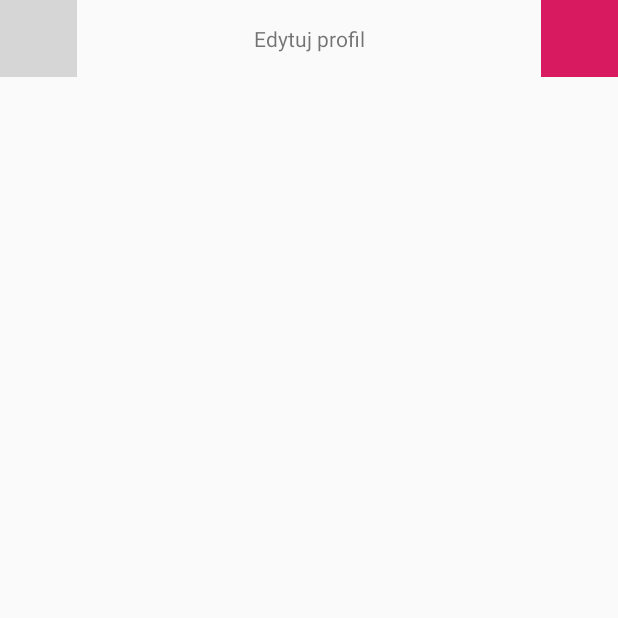
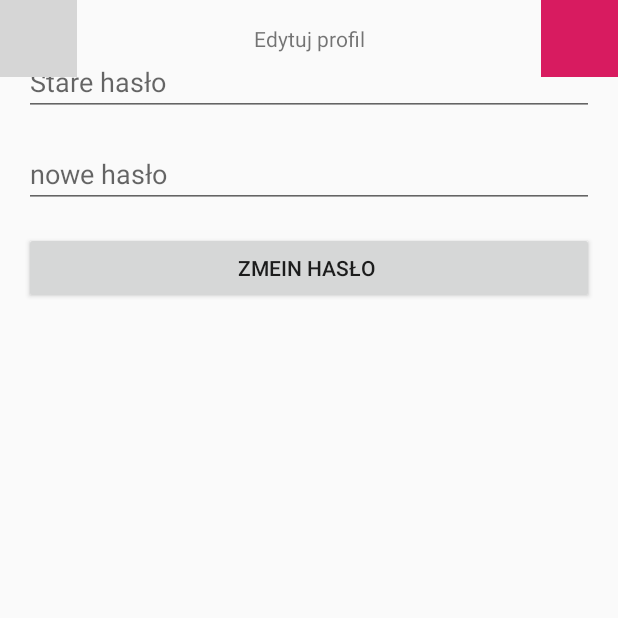
Before and after one commit to SzymonKajdan/CityMonitorApp, an Android app: the EditProfileFragment screen opened through its navigation route, after a tap on "ZMIEŃ HASŁO", on a phone screen of 412 x 824 dp, the top half of it. Run offline under Robolectric (Android 15) with nearby library versions, the phone set to English and light mode, and no system bars; our stand-ins replace RxJava; libraries missing offline, so code that uses them is left out: com.afollestad.materialdialogs; network calls fail; grey boxes are pictures that could not be loaded.

Commit message:
0.0.0.5 add add eding profile and chanig password views

```diff
--- /dev/null
+++ b/app/src/main/java/com/inz/citymonitor/data/model/PasswordModel/PasswordChangeModel.kt
@@ -0,0 +1,3 @@
+package com.inz.citymonitor.data.model.PasswordModel
+
+data class PasswordChangeModel(var id :Long?,var oldPassword:String,var newPassword:String)
--- a/app/src/main/java/com/inz/citymonitor/data/rest/RetrofitRepository.kt
+++ b/app/src/main/java/com/inz/citymonitor/data/rest/RetrofitRepository.kt
@@ -2,6 +2,7 @@ package com.inz.citymonitor.data.rest
 
 import com.google.gson.JsonElement
 import com.google.gson.JsonObject
+import com.inz.citymonitor.data.model.PasswordModel.PasswordChangeModel
 import com.inz.citymonitor.data.model.User.EditUser
 import com.inz.citymonitor.data.model.User.SignInUser
 import com.inz.citymonitor.data.model.User.SignInUserResponse
@@ -34,4 +35,9 @@ class RetrofitRepository @Inject constructor(var retrofitService: RetrofitServic
         return retrofitService.editUser(userToSend).observeOn(AndroidSchedulers.mainThread())
             .subscribeOn(Schedulers.io())
     }
+
+    fun changePassword(passowrd:PasswordChangeModel):Observable<Response<ResponseBody>>{
+        return retrofitService.changePassword(passowrd).observeOn(AndroidSchedulers.mainThread())
+            .subscribeOn(Schedulers.io())
+    }
 }
--- a/app/src/main/java/com/inz/citymonitor/data/rest/RetrofitService.kt
+++ b/app/src/main/java/com/inz/citymonitor/data/rest/RetrofitService.kt
@@ -2,6 +2,7 @@ package com.inz.citymonitor.data.rest
 
 import com.google.gson.JsonElement
 import com.google.gson.JsonObject
+import com.inz.citymonitor.data.model.PasswordModel.PasswordChangeModel
 import com.inz.citymonitor.data.model.User.EditUser
 import com.inz.citymonitor.data.model.User.SignInUser
 import com.inz.citymonitor.data.model.User.SignInUserResponse
@@ -25,4 +26,6 @@ interface RetrofitService {
     @POST("editUser")
     fun editUser(@Body user: EditUser):Observable<Response<ResponseBody>>
 
+    @POST("changePassword")
+    fun changePassword(@Body password: PasswordChangeModel):Observable<Response<ResponseBody>>
 }
--- a/app/src/main/java/com/inz/citymonitor/dependecyInjector/AppComponent.kt
+++ b/app/src/main/java/com/inz/citymonitor/dependecyInjector/AppComponent.kt
@@ -8,6 +8,7 @@ import com.inz.citymonitor.presentation.activities.MainActivity
 import com.inz.citymonitor.presentation.activities.MainViewModel
 import com.inz.citymonitor.presentation.customViews.navigation.MenuAdapter
 import com.inz.citymonitor.presentation.pages.account.AccountDetailsViewModel
+import com.inz.citymonitor.presentation.pages.account.changePassword.ChangePasswordViewModel
 import com.inz.citymonitor.presentation.pages.account.editProfile.EditProfileViewModel
 import com.inz.citymonitor.presentation.pages.signIn.SignInViewModel
 import com.inz.citymonitor.presentation.pages.signUp.SignUpViewModel
@@ -44,4 +45,6 @@ interface AppComponent {
 
     fun inject(into:EditProfileViewModel)
 
+    fun inject(into:ChangePasswordViewModel)
+
 }
--- a/app/src/main/java/com/inz/citymonitor/presentation/pages/account/changePassword/ChangePasswordFragment.kt
+++ b/app/src/main/java/com/inz/citymonitor/presentation/pages/account/changePassword/ChangePasswordFragment.kt
@@ -1,21 +1,23 @@
 package com.inz.citymonitor.presentation.pages.account.changePassword
 
-import androidx.lifecycle.ViewModelProviders
 import android.os.Bundle
-import androidx.fragment.app.Fragment
 import android.view.LayoutInflater
 import android.view.View
 import android.view.ViewGroup
+import android.widget.Toast
+import androidx.lifecycle.Observer
+import androidx.navigation.fragment.findNavController
+import com.afollestad.materialdialogs.MaterialDialog
+import com.inz.citymonitor.R
+import com.inz.citymonitor.data.model.ErrorResponseModel
+import com.inz.citymonitor.data.model.SuccesResponseModel
+import com.inz.citymonitor.presentation.base.BaseFragment
+import kotlinx.android.synthetic.main.fragment_change_password.*
 
-import com.inz.citymonitor.R
+class ChangePasswordFragment : BaseFragment() {
+    override fun setTopBarTitle() = "Edytuj profil"
 
-class ChangePasswordFragment : Fragment() {
-
-    companion object {
-        fun newInstance() = ChangePasswordFragment()
-    }
-
-    private lateinit var viewModel: ChangePasswordViewModel
+    val viewModel by lazy { ChangePasswordViewModel() }
 
     override fun onCreateView(
         inflater: LayoutInflater, container: ViewGroup?,
@@ -24,10 +26,42 @@ class ChangePasswordFragment : Fragment() {
         return inflater.inflate(R.layout.fragment_change_password, container, false)
     }
 
-    override fun onActivityCreated(savedInstanceState: Bundle?) {
-        super.onActivityCreated(savedInstanceState)
-        viewModel = ViewModelProviders.of(this).get(ChangePasswordViewModel::class.java)
-        // TODO: Use the ViewModel
+    override fun onViewCreated(view: View, savedInstanceState: Bundle?) {
+        super.onViewCreated(view, savedInstanceState)
+        changePassword.setOnClickListener {
+            viewModel.changePassword(oldPassword.text.toString(),newPassword.text.toString())
+            viewModel.callResult.observe(viewLifecycleOwner, Observer {
+
+                when (it) {
+                    is SuccesResponseModel -> {
+                        viewModel.localStorage.logOut()
+                        Toast.makeText(context, "OK zalgouj ponowanie ", Toast.LENGTH_SHORT).show()
+                        findNavController().navigate(R.id.mapFragment);
+                    };
+                    is ErrorResponseModel -> {
+
+                        activity?.let { activity ->
+                            MaterialDialog(activity).show {
+                                title(text = it.details)
+                                message(
+                                    text = it.fields?.joinToString(
+                                        transform = { field -> "${field.field} ${field.details}" },
+                                        separator = "\n"
+                                    )
+                                )
+                                positiveButton(text = "Try again") {
+                                    clearFields()
+                                    dismiss()
+                                }
+                            }
+                        }
+                    }
+                }
+            })
+        }
     }
-
+    fun clearFields(){
+        newPassword.text.clear()
+        oldPassword.text.clear()
+    }
 }
--- a/app/src/main/res/layout/fragment_change_password.xml
+++ b/app/src/main/res/layout/fragment_change_password.xml
@@ -1,14 +1,45 @@
 <?xml version="1.0" encoding="utf-8"?>
-<FrameLayout
+<androidx.constraintlayout.widget.ConstraintLayout
         xmlns:android="http://schemas.android.com/apk/res/android"
         xmlns:tools="http://schemas.android.com/tools"
         android:layout_width="match_parent"
-        android:layout_height="match_parent"
-        tools:context=".presentation.pages.account.changePassword.ChangePasswordFragment">
+        android:layout_height="match_parent" xmlns:app="http://schemas.android.com/apk/res-auto"
+        tools:context=".presentation.pages.account.changePassword.ChangePasswordFragment"
+        android:padding="16dp"
+        android:clickable="true"
+        android:focusable="true"
+        android:focusableInTouchMode="true">
+    <EditText
+            android:layout_width="0dp"
+            android:layout_height="wrap_content"
+            android:hint="Stare hasło "
+            android:id="@+id/oldPassword"
+            app:layout_constraintTop_toTopOf="parent"
+            app:layout_constraintStart_toStartOf="parent"
+            app:layout_constraintEnd_toEndOf="parent"
+            android:layout_marginTop="16dp"
+    />
+    <EditText
+            android:layout_width="0dp"
+            android:layout_height="wrap_content"
+            android:hint="nowe hasło"
+            android:id="@+id/newPassword"
+            app:layout_constraintTop_toBottomOf="@id/oldPassword"
+            app:layout_constraintStart_toStartOf="parent"
+            app:layout_constraintEnd_toEndOf="parent"
+            android:layout_marginTop="16dp"
+    />
 
-    <TextView
-            android:layout_width="match_parent"
-            android:layout_height="match_parent"
-            android:text="Hello"/>
 
-</FrameLayout>
+    <Button android:layout_width="0dp"
+            android:layout_height="wrap_content"
+            android:layout_marginTop="16dp"
+            app:layout_constraintTop_toBottomOf="@id/newPassword"
+            app:layout_constraintStart_toStartOf="parent"
+            app:layout_constraintEnd_toEndOf="parent"
+            android:text="Zmein hasło "
+            android:id="@+id/changePassword"
+
+    />
+
+</androidx.constraintlayout.widget.ConstraintLayout>
```
Also changed, not shown: app/src/main/java/com/inz/citymonitor/presentation/pages/account/changePassword/ChangePasswordViewModel.kt (+44 -1 lines).
